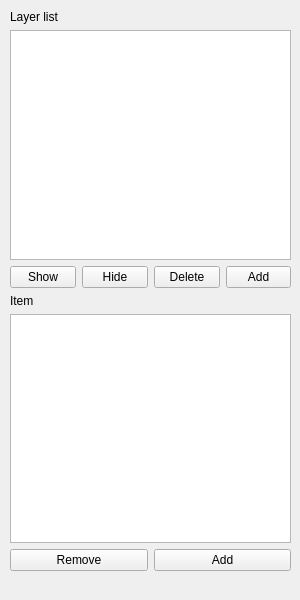
Before: the Qt Designer form forms/layerwidget.ui in JuPedSim/jpseditor, drawn with Qt 5.
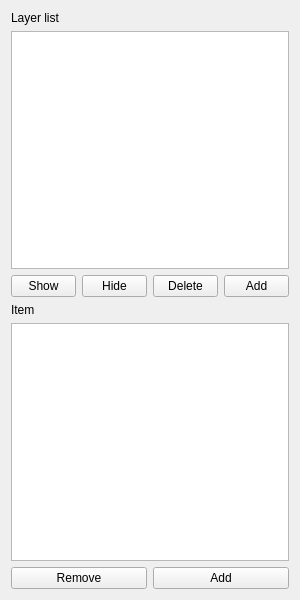
After: the same form once the commit is applied.

```diff
--- a/forms/layerwidget.ui
+++ b/forms/layerwidget.ui
@@ -25,15 +25,8 @@
   <property name="windowTitle">
    <string>Layer</string>
   </property>
-  <widget class="QWidget" name="">
-   <property name="geometry">
-    <rect>
-     <x>10</x>
-     <y>10</y>
-     <width>281</width>
-     <height>561</height>
-    </rect>
-   </property>
+  <layout class="QVBoxLayout" name="verticalLayout_2">
+   <item>
    <layout class="QVBoxLayout" name="verticalLayout">
     <item>
      <widget class="QLabel" name="label">
@@ -106,7 +99,8 @@
      </layout>
     </item>
    </layout>
-  </widget>
+   </item>
+  </layout>
  </widget>
  <resources/>
  <connections/>
```
Lines whose indentation alone changed are shown as unchanged.
